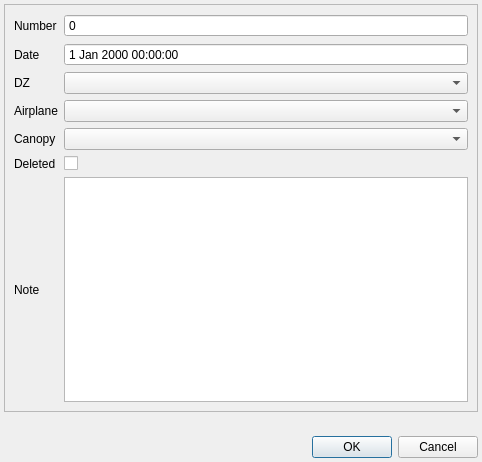
Qt form anreader_sources/n3jumpeditor.ui (anpp/anreader) before a commit.
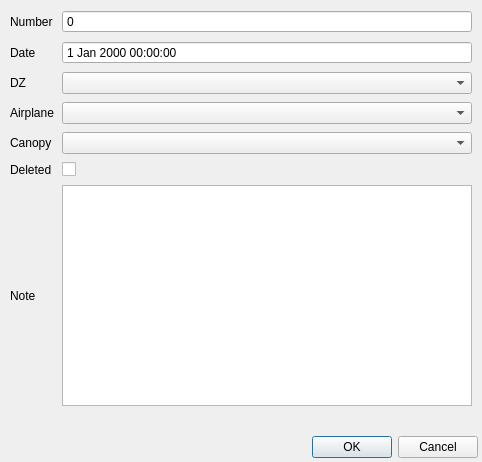
The same form after that commit.

The edit to the form file:
```diff
--- a/anreader_sources/n3jumpeditor.ui
+++ b/anreader_sources/n3jumpeditor.ui
@@ -40,12 +40,30 @@
      <item>
       <widget class="QFrame" name="frame">
        <property name="frameShape">
-        <enum>QFrame::StyledPanel</enum>
+        <enum>QFrame::Panel</enum>
        </property>
        <property name="frameShadow">
-        <enum>QFrame::Raised</enum>
+        <enum>QFrame::Sunken</enum>
+       </property>
+       <property name="lineWidth">
+        <number>0</number>
        </property>
        <layout class="QGridLayout" name="gridLayout_2">
+        <property name="leftMargin">
+         <number>6</number>
+        </property>
+        <property name="topMargin">
+         <number>6</number>
+        </property>
+        <property name="rightMargin">
+         <number>6</number>
+        </property>
+        <property name="bottomMargin">
+         <number>6</number>
+        </property>
+        <property name="spacing">
+         <number>8</number>
+        </property>
         <item row="0" column="0">
          <layout class="QGridLayout" name="gridLayout">
           <item row="3" column="0">
```
Left out of the diff: 2 changed lines with no effect on the pictures.
